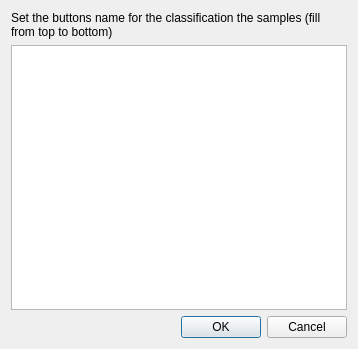
Qt form ui/classification_buttons_config.ui (SMByC/AcATaMa) before a commit.
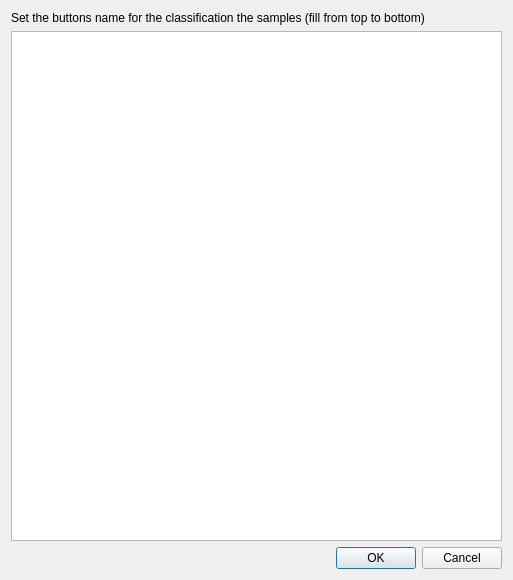
The same form after that commit.

The edit to the form file:
```diff
--- a/ui/classification_buttons_config.ui
+++ b/ui/classification_buttons_config.ui
@@ -6,8 +6,8 @@
    <rect>
     <x>0</x>
     <y>0</y>
-    <width>358</width>
-    <height>349</height>
+    <width>513</width>
+    <height>580</height>
    </rect>
   </property>
   <property name="windowTitle">
```
